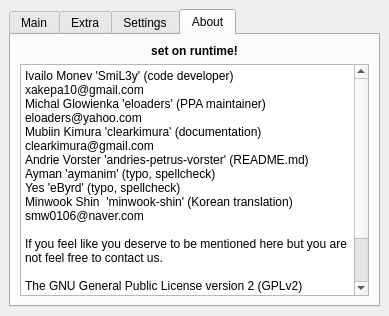
Qt form src/gui.ui (kamilion/customizer) before a commit.
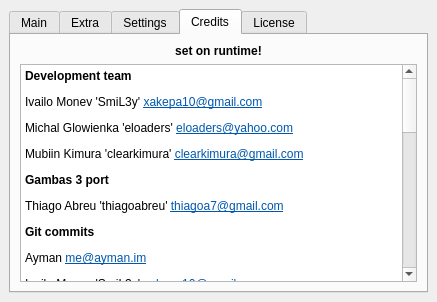
The same form after that commit. The open tabs and pages were chosen to show the change. Icons and pictures are not drawn.

Commit message: add Contributors file and a script to create the text for the gui

Diff of the .ui file:
```diff
--- a/src/gui.ui
+++ b/src/gui.ui
@@ -6,8 +6,8 @@
    <rect>
     <x>0</x>
     <y>0</y>
-    <width>389</width>
-    <height>316</height>
+    <width>437</width>
+    <height>296</height>
    </rect>
   </property>
   <property name="sizePolicy">
@@ -401,7 +401,7 @@
         </iconset>
        </attribute>
        <attribute name="title">
-        <string>About</string>
+        <string>Credits</string>
        </attribute>
        <layout class="QGridLayout" name="gridLayout_2">
         <item row="0" column="0">
@@ -415,25 +415,80 @@
          </widget>
         </item>
         <item row="1" column="0">
+         <widget class="QTextEdit" name="textEdit">
+          <property name="readOnly">
+           <bool>true</bool>
+          </property>
+          <property name="html">
+           <string>&lt;!DOCTYPE HTML PUBLIC &quot;-//W3C//DTD HTML 4.0//EN&quot; &quot;http://www.w3.org/TR/REC-html40/strict.dtd&quot;&gt;
+&lt;html&gt;&lt;head&gt;&lt;meta name=&quot;qrichtext&quot; content=&quot;1&quot; /&gt;&lt;style type=&quot;text/css&quot;&gt;
+p, li { white-space: pre-wrap; }
+&lt;/style&gt;&lt;/head&gt;&lt;body style=&quot; font-family:'Sans Serif'; font-size:9pt; font-weight:400; font-style:normal;&quot;&gt;
+&lt;p style=&quot; margin-top:12px; margin-bottom:12px; margin-left:0px; margin-right:0px; -qt-block-indent:0; text-indent:0px;&quot;&gt;&lt;span style=&quot; font-weight:600;&quot;&gt;Development team&lt;/span&gt;&lt;/p&gt;
+&lt;p style=&quot; margin-top:12px; margin-bottom:12px; margin-left:0px; margin-right:0px; -qt-block-indent:0; text-indent:0px;&quot;&gt;Ivailo Monev 'SmiL3y' &lt;a href=&quot;mailto:xakepa10@gmail.com&quot;&gt;&lt;span style=&quot; text-decoration: underline; color:#0057ae;&quot;&gt;xakepa10@gmail.com&lt;/span&gt;&lt;/a&gt;&lt;/p&gt;
+&lt;p style=&quot; margin-top:12px; margin-bottom:12px; margin-left:0px; margin-right:0px; -qt-block-indent:0; text-indent:0px;&quot;&gt;Michal Glowienka 'eloaders' &lt;a href=&quot;mailto:eloaders@yahoo.com&quot;&gt;&lt;span style=&quot; text-decoration: underline; color:#0057ae;&quot;&gt;eloaders@yahoo.com&lt;/span&gt;&lt;/a&gt;&lt;/p&gt;
+&lt;p style=&quot; margin-top:12px; margin-bottom:12px; margin-left:0px; margin-right:0px; -qt-block-indent:0; text-indent:0px;&quot;&gt;Mubiin Kimura 'clearkimura' &lt;a href=&quot;mailto:clearkimura@gmail.com&quot;&gt;&lt;span style=&quot; text-decoration: underline; color:#0057ae;&quot;&gt;clearkimura@gmail.com&lt;/span&gt;&lt;/a&gt;&lt;/p&gt;
+&lt;p style=&quot; margin-top:12px; margin-bottom:12px; margin-left:0px; margin-right:0px; -qt-block-indent:0; text-indent:0px;&quot;&gt;&lt;span style=&quot; font-weight:600;&quot;&gt;Gambas 3 port&lt;/span&gt;&lt;/p&gt;
+&lt;p style=&quot; margin-top:12px; margin-bottom:12px; margin-left:0px; margin-right:0px; -qt-block-indent:0; text-indent:0px;&quot;&gt;Thiago Abreu 'thiagoabreu' &lt;a href=&quot;mailto:thiagoa7@gmail.com&quot;&gt;&lt;span style=&quot; text-decoration: underline; color:#0057ae;&quot;&gt;thiagoa7@gmail.com&lt;/span&gt;&lt;/a&gt;&lt;/p&gt;
+&lt;p style=&quot; margin-top:12px; margin-bottom:12px; margin-left:0px; margin-right:0px; -qt-block-indent:0; text-indent:0px;&quot;&gt;&lt;span style=&quot; font-weight:600;&quot;&gt;Git commits&lt;/span&gt;&lt;/p&gt;
+&lt;p style=&quot; margin-top:12px; margin-bottom:12px; margin-left:0px; margin-right:0px; -qt-block-indent:0; text-indent:0px;&quot;&gt;Ayman &lt;a href=&quot;mailto:me@ayman.im&quot;&gt;&lt;span style=&quot; text-decoration: underline; color:#0057ae;&quot;&gt;me@ayman.im&lt;/span&gt;&lt;/a&gt;&lt;/p&gt;
+&lt;p style=&quot; margin-top:12px; margin-bottom:12px; margin-left:0px; margin-right:0px; -qt-block-indent:0; text-indent:0px;&quot;&gt;Ivailo Monev 'SmiL3y' &lt;a href=&quot;mailto:xakepa10@gmail.com&quot;&gt;&lt;span style=&quot; text-decoration: underline; color:#0057ae;&quot;&gt;xakepa10@gmail.com&lt;/span&gt;&lt;/a&gt;&lt;/p&gt;
+&lt;p style=&quot; margin-top:12px; margin-bottom:12px; margin-left:0px; margin-right:0px; -qt-block-indent:0; text-indent:0px;&quot;&gt;Per &lt;a href=&quot;mailto:mail@perguth.de&quot;&gt;&lt;span style=&quot; text-decoration: underline; color:#0057ae;&quot;&gt;mail@perguth.de&lt;/span&gt;&lt;/a&gt;&lt;/p&gt;
+&lt;p style=&quot; margin-top:12px; margin-bottom:12px; margin-left:0px; margin-right:0px; -qt-block-indent:0; text-indent:0px;&quot;&gt;Yes &lt;a href=&quot;mailto:iamnottyping.this@gmail.com&quot;&gt;&lt;span style=&quot; text-decoration: underline; color:#0057ae;&quot;&gt;iamnottyping.this@gmail.com&lt;/span&gt;&lt;/a&gt;&lt;/p&gt;
+&lt;p style=&quot; margin-top:12px; margin-bottom:12px; margin-left:0px; margin-right:0px; -qt-block-indent:0; text-indent:0px;&quot;&gt;Mubiin Kimura &lt;span style=&quot; font-family:'Courier New,courier';&quot;&gt;clearkimura&lt;/span&gt; &lt;a href=&quot;mailto:clearkimura@gmail.com&quot;&gt;&lt;span style=&quot; text-decoration: underline; color:#0057ae;&quot;&gt;clearkimura@gmail.com&lt;/span&gt;&lt;/a&gt;&lt;/p&gt;
+&lt;p style=&quot; margin-top:12px; margin-bottom:12px; margin-left:0px; margin-right:0px; -qt-block-indent:0; text-indent:0px;&quot;&gt;mic &lt;a href=&quot;mailto:hreikin@gmail.com&quot;&gt;&lt;span style=&quot; text-decoration: underline; color:#0057ae;&quot;&gt;hreikin@gmail.com&lt;/span&gt;&lt;/a&gt;&lt;/p&gt;
+&lt;p style=&quot; margin-top:12px; margin-bottom:12px; margin-left:0px; margin-right:0px; -qt-block-indent:0; text-indent:0px;&quot;&gt;unknown &lt;a href=&quot;mailto:Shiki@prive-cc8aeae9a.(none)&quot;&gt;&lt;span style=&quot; text-decoration: underline; color:#0057ae;&quot;&gt;Shiki@prive-cc8aeae9a.(none)&lt;/span&gt;&lt;/a&gt;&lt;/p&gt;
+&lt;p style=&quot; margin-top:12px; margin-bottom:12px; margin-left:0px; margin-right:0px; -qt-block-indent:0; text-indent:0px;&quot;&gt;&lt;span style=&quot; font-weight:600;&quot;&gt;Git issues and pull requests&lt;/span&gt;&lt;/p&gt;
+&lt;p style=&quot; margin-top:12px; margin-bottom:12px; margin-left:0px; margin-right:0px; -qt-block-indent:0; text-indent:0px;&quot;&gt;abrsdk, AndrieVorster, aymanim, bisrael8191, bkkcoins^, bmix, brylie, carlossoy, confido117, elacheche, fsfarah, GlassSources, gmstyle, Gubolin, gururea, hrasadi, Israphel, jmelton98, kalabantas, kerroncheddie, kovica, luzam, LYF610400210, magowiz, mbnoimi, minwook-shin, mitsuzero, optrusty, OsdKnights, pguth, porst17, psycato, ransayer, Rdrit, ShvonderSiN, ss4, sweeneyk, sylviette, thomasstevenson, tienvx, UriHerrera, wheatgluten, yassen-itlabs, zero0nee, zxuser,&lt;/p&gt;
+&lt;p style=&quot; margin-top:12px; margin-bottom:12px; margin-left:0px; margin-right:0px; -qt-block-indent:0; text-indent:0px;&quot;&gt;&lt;span style=&quot; font-weight:600;&quot;&gt;Wiki contributors&lt;/span&gt;&lt;/p&gt;
+&lt;p style=&quot; margin-top:12px; margin-bottom:12px; margin-left:0px; margin-right:0px; -qt-block-indent:0; text-indent:0px;&quot;&gt;clearkimura, fluxer, pguth&lt;/p&gt;
+&lt;p style=&quot; margin-top:12px; margin-bottom:12px; margin-left:0px; margin-right:0px; -qt-block-indent:0; text-indent:0px;&quot;&gt;&lt;span style=&quot; font-weight:600;&quot;&gt;Translators&lt;/span&gt;&lt;/p&gt;
+&lt;p style=&quot; margin-top:12px; margin-bottom:12px; margin-left:0px; margin-right:0px; -qt-block-indent:0; text-indent:0px;&quot;&gt;Bulgarian [bg]: Ivailo Monev &lt;a href=&quot;mailto:xakepa10@gmail.com&quot;&gt;&lt;span style=&quot; text-decoration: underline; color:#0057ae;&quot;&gt;xakepa10@gmail.com&lt;/span&gt;&lt;/a&gt;&lt;/p&gt;
+&lt;p style=&quot; margin-top:12px; margin-bottom:12px; margin-left:0px; margin-right:0px; -qt-block-indent:0; text-indent:0px;&quot;&gt;Korean [ko]: Minwook Shin &lt;a href=&quot;mailto:smw0106@naver.com&quot;&gt;&lt;span style=&quot; text-decoration: underline; color:#0057ae;&quot;&gt;smw0106@naver.com&lt;/span&gt;&lt;/a&gt;&lt;/p&gt;
+&lt;p style=&quot; margin-top:12px; margin-bottom:12px; margin-left:0px; margin-right:0px; -qt-block-indent:0; text-indent:0px;&quot;&gt;&lt;span style=&quot; font-weight:600;&quot;&gt;Footnotes&lt;/span&gt;&lt;/p&gt;
+&lt;p style=&quot; margin-top:12px; margin-bottom:12px; margin-left:0px; margin-right:0px; -qt-block-indent:0; text-indent:0px;&quot;&gt;^ghost or deleted user on github.com&lt;/p&gt;
+&lt;p style=&quot; margin-top:12px; margin-bottom:12px; margin-left:0px; margin-right:0px; -qt-block-indent:0; text-indent:0px;&quot;&gt;If you know of anyone missing from this list, create a new issue and inform at &lt;a href=&quot;https://github.com/clearkimura/Customizer/issues/new&quot;&gt;&lt;span style=&quot; text-decoration: underline; color:#0057ae;&quot;&gt;https://github.com/clearkimura/Customizer/issues/new&lt;/span&gt;&lt;/a&gt;.&lt;/p&gt;
+&lt;p style=&quot; margin-top:12px; margin-bottom:12px; margin-left:0px; margin-right:0px; -qt-block-indent:0; text-indent:0px;&quot;&gt;Thanks to all who helped making this project useful to this date!&lt;/p&gt;&lt;/body&gt;&lt;/html&gt;</string>
+          </property>
+          <property name="textInteractionFlags">
+           <set>Qt::LinksAccessibleByKeyboard|Qt::LinksAccessibleByMouse|Qt::TextBrowserInteraction|Qt::TextSelectableByKeyboard|Qt::TextSelectableByMouse</set>
+          </property>
+         </widget>
+        </item>
+       </layout>
+      </widget>
+      <widget class="QWidget" name="tab_5">
+       <attribute name="title">
+        <string>License</string>
+       </attribute>
+       <layout class="QGridLayout" name="gridLayout_9">
+        <item row="0" column="0">
          <widget class="QPlainTextEdit" name="plainTextEdit">
           <property name="readOnly">
            <bool>true</bool>
           </property>
           <property name="plainText">
-           <string>Ivailo Monev 'SmiL3y' (code developer) xakepa10@gmail.com
-Michal Glowienka 'eloaders' (PPA maintainer) eloaders@yahoo.com
-Mubiin Kimura 'clearkimura' (documentation) clearkimura@gmail.com
-Andrie Vorster 'andries-petrus-vorster' (README.md)
-Ayman 'aymanim' (typo, spellcheck)
-Yes 'eByrd' (typo, spellcheck)
-Minwook Shin  'minwook-shin' (Korean translation) smw0106@naver.com
-
-If you feel like you deserve to be mentioned here but you are not feel free to contact us.
-
-The GNU General Public License version 2 (GPLv2)
+           <string>The GNU General Public License version 2 (GPLv2)
 
 Copyright (C) 2010-2013 Ivailo Monev
-Copyright (C) 2013-2015 Mubiin Kimura</string>
+Copyright (C) 2013-2015 Mubiin Kimura
+
+This program is free software; you can redistribute it and/or
+modify it under the terms of the GNU General Public License
+as published by the Free Software Foundation; either version 2
+of the License, or (at your option) any later version.
+
+This program is distributed in the hope that it will be useful,
+but WITHOUT ANY WARRANTY; without even the implied warranty of
+MERCHANTABILITY or FITNESS FOR A PARTICULAR PURPOSE.  See the
+GNU General Public License for more details.
+
+You should have received a copy of the GNU General Public License
+along with this program; if not, write to the Free Software
+Foundation, Inc., 51 Franklin Street, Fifth Floor, Boston, MA  02110-1301, USA.</string>
+          </property>
+          <property name="textInteractionFlags">
+           <set>Qt::LinksAccessibleByKeyboard|Qt::LinksAccessibleByMouse|Qt::TextBrowserInteraction|Qt::TextSelectableByKeyboard|Qt::TextSelectableByMouse</set>
           </property>
          </widget>
         </item>
```
Left out of the diff: 2 changed lines with no effect on the pictures. The commit also changes 4 other files.
